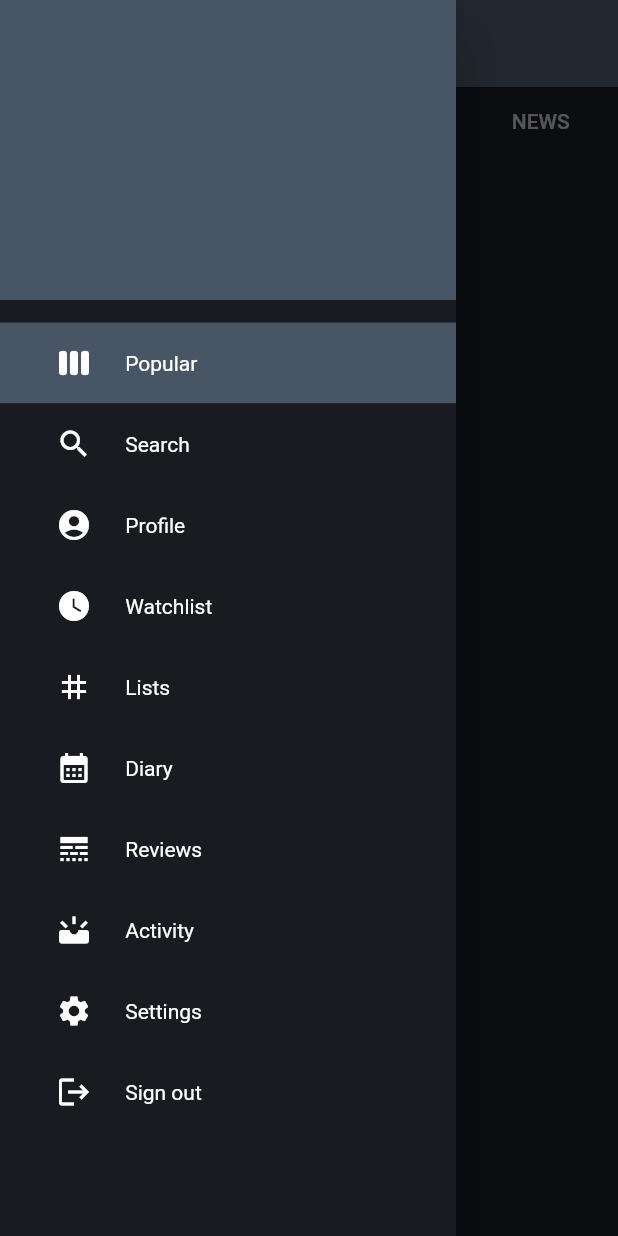
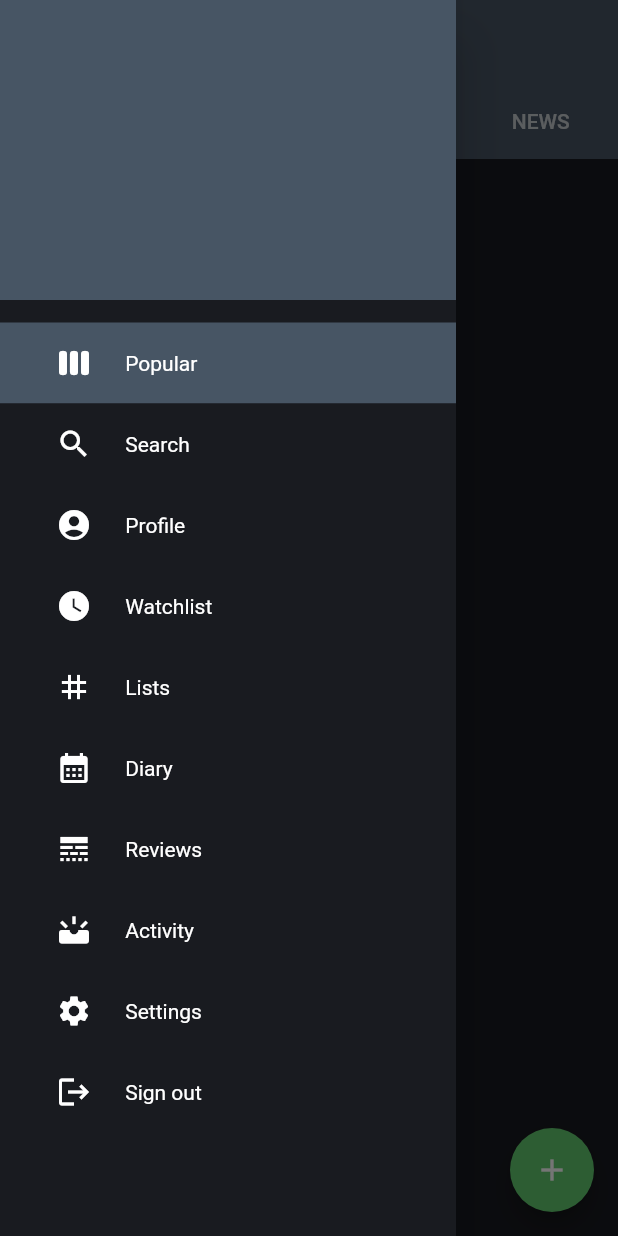
Before and after one commit to sarpdora23/marvel_app_2, a Flutter app: the PopularScreen screen opened by its route, with the side drawer open, on a phone screen of 412 x 824 dp. Run offline on Flutter 3.47's test engine with Material 2 defaults, Android fonts, the phone set to English and light mode, and no system bars; network calls fail.

Commit message:
add button
add button

```diff
--- a/lib/screens/screen_overview_popular.dart
+++ b/lib/screens/screen_overview_popular.dart
@@ -1,18 +1,20 @@
 import 'package:flutter/material.dart';
+import 'package:flutter/scheduler.dart';
 import 'package:flutter/src/widgets/container.dart';
 import 'package:flutter/src/widgets/framework.dart';
-import 'package:marvel_app_2/screens/activity_screen.dart';
-import 'package:marvel_app_2/screens/lists_screen.dart';
-import 'package:marvel_app_2/screens/profile_screen.dart';
-import 'package:marvel_app_2/screens/reviews_screen.dart';
-import 'package:marvel_app_2/screens/search_overview.dart';
-import 'package:marvel_app_2/screens/settings_screen.dart';
-import 'package:marvel_app_2/screens/signout_screen.dart';
-import 'package:marvel_app_2/screens/watchlist_screen.dart';
+import 'package:marvel_app_2/screens/app-drawer-screens/activity_screen.dart';
+import 'package:marvel_app_2/screens/app-drawer-screens/lists_screen.dart';
+import 'package:marvel_app_2/screens/app-drawer-screens/profile_screen.dart';
+import 'package:marvel_app_2/screens/app-drawer-screens/reviews_screen.dart';
+import 'package:marvel_app_2/screens/app-drawer-screens/search_overview.dart';
+import 'package:marvel_app_2/screens/app-drawer-screens/settings_screen.dart';
+import 'package:marvel_app_2/screens/app-drawer-screens/signout_screen.dart';
+import 'package:marvel_app_2/screens/app-drawer-screens/watchlist_screen.dart';
 import 'package:marvel_app_2/utilities/colors.dart';
 import 'package:provider/provider.dart';
 
-import 'diary_screen.dart';
+import 'add_comic_screen.dart';
+import 'app-drawer-screens/diary_screen.dart';
 
 class PageNumberController extends ChangeNotifier {
   var currentPage = drawerSections.popular;
@@ -61,6 +63,7 @@ class PopularScreen extends StatelessWidget {
     final pageController = Provider.of<PageNumberController>(
       context,
     );
+
     return DefaultTabController(
         length: tabList.length,
         child: Scaffold(
@@ -72,14 +75,23 @@ class PopularScreen extends StatelessWidget {
               bottom: PreferredSize(
                 preferredSize: Size.fromHeight(50),
                 child: Container(
-                color: bgColor,
-                child: TabBar(tabs: tabList),
+                  color: appBlueTheme,
+                  child: TabBar(
+                    tabs: tabList,
+                  ),
                 ),
               ),
             ),
             body: TabBarView(children: tabScreens),
             drawer: AppDrawer(),
-        ));
+            floatingActionButton: FloatingActionButton(
+              child: Icon(Icons.add),
+              backgroundColor: themeGreen,
+              onPressed: () => Navigator.push(
+                context,
+                MaterialPageRoute(builder: ((context) => AddComicScreen())),
+              ),
+            )));
   }
 }
 
@@ -237,7 +249,7 @@ enum drawerSections {
   signout
 }
 
-List Screens = [
+List<Widget> Screens = [
   PopularScreen(),
   SearchOverview(),
   ProfileScreen(),
@@ -248,4 +260,5 @@ List Screens = [
   ActivityScreen(),
   SettingsScreen(),
   SignoutScreen(),
+  AddComicScreen()
 ];
--- a/lib/utilities/colors.dart
+++ b/lib/utilities/colors.dart
@@ -5,3 +5,4 @@ Color bgColor = Color.fromARGB(255, 25, 27, 32);
 Color buttonColor = Color.fromARGB(255, 71, 85, 101);
 Color grayishColor = Color.fromARGB(255, 130, 137, 146);
 Color appBlueTheme = Color.fromARGB(255, 71, 85, 100);
+Color themeGreen = Color.fromARGB(255, 98, 203, 111);
```
Also changed, not shown: lib/screens/add_comic_screen.dart (renamed from lib/screens/search_overview copy.dart, +7 -7 lines), lib/screens/app-drawer-screens/activity_screen.dart (renamed from lib/screens/activity_screen.dart), lib/screens/app-drawer-screens/diary_screen.dart (renamed from lib/screens/diary_screen.dart), lib/screens/app-drawer-screens/lists_screen.dart (renamed from lib/screens/lists_screen.dart), lib/screens/app-drawer-screens/profile_screen.dart (renamed from lib/screens/profile_screen.dart), lib/screens/app-drawer-screens/reviews_screen.dart (renamed from lib/screens/reviews_screen.dart), lib/screens/app-drawer-screens/search_overview.dart (renamed from lib/screens/search_overview.dart), lib/screens/app-drawer-screens/settings_screen.dart (renamed from lib/screens/settings_screen.dart), lib/screens/app-drawer-screens/signout_screen.dart (renamed from lib/screens/signout_screen.dart), lib/screens/app-drawer-screens/watchlist_screen.dart (renamed from lib/screens/watchlist_screen.dart). Lines whose indentation alone changed are shown as unchanged.
